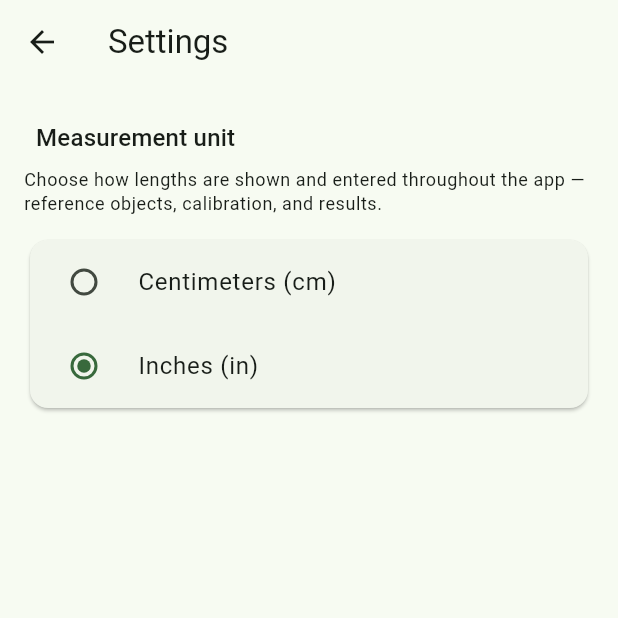
After one commit to windcloak/plant-pot-measurer, a Flutter app: the SettingsScreen screen opened directly, on a phone screen of 412 x 824 dp, the top half of it. The commit adds this screen. Run offline on Flutter 3.47's test engine with Material 3 defaults, Android fonts, the phone set to English and light mode, and no system bars; our stand-ins replace image_picker, shared_preferences; accounts and stored records are empty.

Commit message:
Added inches as default
Added inches as default, and added setting on main page to change between cm and in

```diff
--- /dev/null
+++ b/plant_pot_measurer/lib/models/measurement_unit.dart
@@ -0,0 +1,34 @@
+/// The unit used to display and enter lengths throughout the app.
+///
+/// All lengths are still stored internally in centimeters (that's what
+/// every calculation in the app works in) — this only controls what unit
+/// the user sees and types in. Use [fromCm] to convert a stored cm value
+/// for display, and [toCm] to convert a value the user typed back to cm
+/// for storage/calculation.
+enum MeasurementUnit {
+  centimeters,
+  inches;
+
+  static const double _cmPerInch = 2.54;
+
+  String get abbreviation =>
+      this == MeasurementUnit.centimeters ? 'cm' : 'in';
+
+  String get label =>
+      this == MeasurementUnit.centimeters ? 'Centimeters (cm)' : 'Inches (in)';
+
+  /// The other unit — handy for showing a secondary conversion alongside
+  /// the primary one.
+  MeasurementUnit get other =>
+      this == MeasurementUnit.centimeters
+          ? MeasurementUnit.inches
+          : MeasurementUnit.centimeters;
+
+  /// Converts a value stored in centimeters into this unit.
+  double fromCm(double cm) =>
+      this == MeasurementUnit.centimeters ? cm : cm / _cmPerInch;
+
+  /// Converts a value the user entered in this unit into centimeters.
+  double toCm(double value) =>
+      this == MeasurementUnit.centimeters ? value : value * _cmPerInch;
+}
--- a/plant_pot_measurer/lib/screens/calibration_screen.dart
+++ b/plant_pot_measurer/lib/screens/calibration_screen.dart
@@ -1,16 +1,19 @@
 import 'package:flutter/material.dart';
 
-/// What the user entered on the calibration screen.
+import '../models/measurement_unit.dart';
+
+/// What the user entered on the calibration screen, always converted to
+/// centimeters regardless of which unit they typed in.
 class CalibrationInput {
-  final double realTop;
-  final double realBottom;
-  final double realHeight;
+  final double realTopCm;
+  final double realBottomCm;
+  final double realHeightCm;
   final bool remember;
 
   const CalibrationInput({
-    required this.realTop,
-    required this.realBottom,
-    required this.realHeight,
+    required this.realTopCm,
+    required this.realBottomCm,
+    required this.realHeightCm,
     required this.remember,
   });
 }
@@ -31,6 +34,7 @@ class CalibrationScreen extends StatefulWidget {
   final double appBottomDiameterCm;
   final double appHeightCm;
   final bool showResetOption;
+  final MeasurementUnit unit;
 
   const CalibrationScreen({
     super.key,
@@ -38,6 +42,7 @@ class CalibrationScreen extends StatefulWidget {
     required this.appBottomDiameterCm,
     required this.appHeightCm,
     required this.showResetOption,
+    required this.unit,
   });
 
   @override
@@ -59,15 +64,16 @@ class _CalibrationScreenState extends State<CalibrationScreen> {
   }
 
   void _submit() {
-    final realTop = double.tryParse(_topController.text);
-    final realBottom = double.tryParse(_bottomController.text);
-    final realHeight = double.tryParse(_heightController.text);
-    if (realTop == null ||
-        realTop <= 0 ||
-        realBottom == null ||
-        realBottom <= 0 ||
-        realHeight == null ||
-        realHeight <= 0) {
+    final unit = widget.unit;
+    final enteredTop = double.tryParse(_topController.text);
+    final enteredBottom = double.tryParse(_bottomController.text);
+    final enteredHeight = double.tryParse(_heightController.text);
+    if (enteredTop == null ||
+        enteredTop <= 0 ||
+        enteredBottom == null ||
+        enteredBottom <= 0 ||
+        enteredHeight == null ||
+        enteredHeight <= 0) {
       ScaffoldMessenger.of(context).showSnackBar(
         const SnackBar(
           content: Text('Enter all three measurements as positive numbers.'),
@@ -78,9 +84,9 @@ class _CalibrationScreenState extends State<CalibrationScreen> {
     FocusScope.of(context).unfocus();
     Navigator.of(context).pop(
       CalibrationInput(
-        realTop: realTop,
-        realBottom: realBottom,
-        realHeight: realHeight,
+        realTopCm: unit.toCm(enteredTop),
+        realBottomCm: unit.toCm(enteredBottom),
+        realHeightCm: unit.toCm(enteredHeight),
         remember: _remember,
       ),
     );
@@ -93,6 +99,8 @@ class _CalibrationScreenState extends State<CalibrationScreen> {
 
   @override
   Widget build(BuildContext context) {
+    final unit = widget.unit;
+    final unitLabel = unit.abbreviation;
     return Scaffold(
       appBar: AppBar(title: const Text('Calibrate accuracy')),
       body: SafeArea(
@@ -112,9 +120,10 @@ class _CalibrationScreenState extends State<CalibrationScreen> {
                 decimal: true,
               ),
               decoration: InputDecoration(
-                labelText: 'Actual top diameter (cm)',
+                labelText: 'Actual top diameter ($unitLabel)',
                 hintText:
-                    'App measured ${widget.appTopDiameterCm.toStringAsFixed(1)}',
+                    'App measured '
+                    '${unit.fromCm(widget.appTopDiameterCm).toStringAsFixed(1)}',
                 border: const OutlineInputBorder(),
               ),
             ),
@@ -125,9 +134,10 @@ class _CalibrationScreenState extends State<CalibrationScreen> {
                 decimal: true,
               ),
               decoration: InputDecoration(
-                labelText: 'Actual bottom diameter (cm)',
+                labelText: 'Actual bottom diameter ($unitLabel)',
                 hintText:
-                    'App measured ${widget.appBottomDiameterCm.toStringAsFixed(1)}',
+                    'App measured '
+                    '${unit.fromCm(widget.appBottomDiameterCm).toStringAsFixed(1)}',
                 border: const OutlineInputBorder(),
               ),
             ),
@@ -138,9 +148,10 @@ class _CalibrationScreenState extends State<CalibrationScreen> {
                 decimal: true,
               ),
               decoration: InputDecoration(
-                labelText: 'Actual height (cm)',
+                labelText: 'Actual height ($unitLabel)',
                 hintText:
-                    'App measured ${widget.appHeightCm.toStringAsFixed(1)}',
+                    'App measured '
+                    '${unit.fromCm(widget.appHeightCm).toStringAsFixed(1)}',
                 border: const OutlineInputBorder(),
               ),
               textInputAction: TextInputAction.done,
--- a/plant_pot_measurer/lib/screens/capture_screen.dart
+++ b/plant_pot_measurer/lib/screens/capture_screen.dart
@@ -4,10 +4,12 @@ import 'package:flutter/material.dart';
 import 'package:image_picker/image_picker.dart';
 
 import '../models/measurement_session.dart';
+import '../models/measurement_unit.dart';
 import '../models/reference_object.dart';
 import '../services/calibration_store.dart';
 import '../services/custom_reference_store.dart';
 import '../services/last_reference_store.dart';
+import '../services/unit_preference_store.dart';
 import 'annotate_flow_screen.dart';
 
 /// Lets the user pick which reference object they'll place next to the pot,
@@ -33,12 +35,20 @@ class _CaptureScreenState extends State<CaptureScreen> {
   List<ReferenceObject> _savedReferences = [];
   bool _saveCustomForLater = true;
   bool _isPicking = false;
+  MeasurementUnit _unit = UnitPreferenceStore.defaultUnit;
 
   @override
   void initState() {
     super.initState();
     _loadSavedReferences();
     _loadCorrectionFactor();
+    _loadUnit();
+  }
+
+  Future<void> _loadUnit() async {
+    final unit = await UnitPreferenceStore.load();
+    if (!mounted) return;
+    setState(() => _unit = unit);
   }
 
   Future<void> _loadSavedReferences() async {
@@ -63,13 +73,21 @@ class _CaptureScreenState extends State<CaptureScreen> {
     super.dispose();
   }
 
-  double? get _customLength => double.tryParse(_customLengthController.text);
+  /// Raw value the user typed, in the current display unit (not cm).
+  double? get _enteredCustomLength =>
+      double.tryParse(_customLengthController.text);
+
+  /// The entered custom length converted to centimeters, ready to store.
+  double? get _customLengthCm {
+    final entered = _enteredCustomLength;
+    return entered == null ? null : _unit.toCm(entered);
+  }
 
   bool get _canProceed {
     final selected = _selectedReference;
     if (selected == null) return false;
     if (!selected.isCustom) return true;
-    if ((_customLength ?? 0) <= 0) return false;
+    if ((_customLengthCm ?? 0) <= 0) return false;
     if (_saveCustomForLater) {
       return _customNameController.text.trim().isNotEmpty;
     }
@@ -110,7 +128,8 @@ class _CaptureScreenState extends State<CaptureScreen> {
                                     leading: const Icon(Icons.bookmark_outline),
                                     title: Text(ref.name),
                                     subtitle: Text(
-                                      '${ref.lengthCm.toStringAsFixed(2)} cm',
+                                      '${_unit.fromCm(ref.lengthCm).toStringAsFixed(2)} '
+                                      '${_unit.abbreviation}',
                                     ),
                                     trailing: IconButton(
                                       icon: const Icon(Icons.delete_outline),
@@ -153,7 +172,7 @@ class _CaptureScreenState extends State<CaptureScreen> {
 
     var referenceToUse = selected;
     if (selected.isCustom) {
-      final length = _customLength;
+      final length = _customLengthCm;
       if (length == null || length <= 0) return;
       final name = _customNameController.text.trim().isEmpty
           ? 'Custom reference'
@@ -239,7 +258,11 @@ class _CaptureScreenState extends State<CaptureScreen> {
                     .map(
                       (ref) => DropdownMenuItem(
                         value: ref,
-                        child: Text('${ref.name} — ${ref.lengthCm} cm'),
+                        child: Text(
+                          '${ref.name} — '
+                          '${_unit.fromCm(ref.lengthCm).toStringAsFixed(2)} '
+                          '${_unit.abbreviation}',
+                        ),
                       ),
                     ),
                 ..._savedReferences.map(
@@ -251,7 +274,9 @@ class _CaptureScreenState extends State<CaptureScreen> {
                         const SizedBox(width: 6),
                         Expanded(
                           child: Text(
-                            '${ref.name} — ${ref.lengthCm.toStringAsFixed(2)} cm',
+                            '${ref.name} — '
+                            '${_unit.fromCm(ref.lengthCm).toStringAsFixed(2)} '
+                            '${_unit.abbreviation}',
                             overflow: TextOverflow.ellipsis,
                           ),
                         ),
@@ -285,9 +310,9 @@ class _CaptureScreenState extends State<CaptureScreen> {
                 keyboardType: const TextInputType.numberWithOptions(
                   decimal: true,
                 ),
-                decoration: const InputDecoration(
-                  labelText: 'Known length (cm)',
-                  border: OutlineInputBorder(),
+                decoration: InputDecoration(
+                  labelText: 'Known length (${_unit.abbreviation})',
+                  border: const OutlineInputBorder(),
                 ),
                 onChanged: (_) => setState(() {}),
               ),
--- a/plant_pot_measurer/lib/screens/history_detail_screen.dart
+++ b/plant_pot_measurer/lib/screens/history_detail_screen.dart
@@ -2,6 +2,7 @@ import 'dart:io';
 
 import 'package:flutter/material.dart';
 
+import '../models/measurement_unit.dart';
 import '../models/pot_shape.dart';
 import '../models/saved_measurement.dart';
 import '../widgets/volume_display_widgets.dart';
@@ -10,8 +11,13 @@ import '../widgets/volume_display_widgets.dart';
 /// cards shown right after measuring a pot.
 class HistoryDetailScreen extends StatelessWidget {
   final SavedMeasurement measurement;
+  final MeasurementUnit unit;
 
-  const HistoryDetailScreen({super.key, required this.measurement});
+  const HistoryDetailScreen({
+    super.key,
+    required this.measurement,
+    this.unit = MeasurementUnit.centimeters,
+  });
 
   @override
   Widget build(BuildContext context) {
@@ -44,12 +50,18 @@ class HistoryDetailScreen extends StatelessWidget {
             DimensionRow(
               label: 'Top diameter',
               valueCm: measurement.topDiameterCm,
+              unit: unit,
             ),
             DimensionRow(
               label: 'Bottom diameter',
               valueCm: measurement.bottomDiameterCm,
+              unit: unit,
             ),
-            DimensionRow(label: 'Height', valueCm: measurement.heightCm),
+            DimensionRow(
+              label: 'Height',
+              valueCm: measurement.heightCm,
+              unit: unit,
+            ),
             const SizedBox(height: 8),
             Text(
               'Shape: ${measurement.shape.label}',
--- a/plant_pot_measurer/lib/screens/history_screen.dart
+++ b/plant_pot_measurer/lib/screens/history_screen.dart
@@ -2,8 +2,10 @@ import 'dart:io';
 
 import 'package:flutter/material.dart';
 
+import '../models/measurement_unit.dart';
 import '../models/saved_measurement.dart';
 import '../services/measurement_history_store.dart';
+import '../services/unit_preference_store.dart';
 import '../utils/volume_calculator.dart';
 import 'history_detail_screen.dart';
 
@@ -31,16 +33,23 @@ class HistoryScreen extends StatefulWidget {
 
 class _HistoryScreenState extends State<HistoryScreen> {
   List<SavedMeasurement>? _items;
+  MeasurementUnit _unit = UnitPreferenceStore.defaultUnit;
 
   @override
   void initState() {
     super.initState();
     _load();
+    _loadUnit();
   }
 
   Future<void> _load() async {
     final items = await MeasurementHistoryStore.load();
     if (mounted) setState(() => _items = items);
+  }
+
+  Future<void> _loadUnit() async {
+    final unit = await UnitPreferenceStore.load();
+    if (mounted) setState(() => _unit = unit);
   }
 
   Future<void> _delete(SavedMeasurement item) async {
@@ -112,9 +121,10 @@ class _HistoryScreenState extends State<HistoryScreen> {
                             )
                           : const Icon(Icons.local_florist, size: 40),
                       title: Text(
-                        '${item.topDiameterCm.toStringAsFixed(1)} × '
-                        '${item.bottomDiameterCm.toStringAsFixed(1)} × '
-                        '${item.heightCm.toStringAsFixed(1)} cm',
+                        '${_unit.fromCm(item.topDiameterCm).toStringAsFixed(1)} × '
+                        '${_unit.fromCm(item.bottomDiameterCm).toStringAsFixed(1)} × '
+                        '${_unit.fromCm(item.heightCm).toStringAsFixed(1)} '
+                        '${_unit.abbreviation}',
                       ),
                       subtitle: Text(_formatTimestamp(item.timestamp)),
                       trailing: Text(
@@ -125,8 +135,10 @@ class _HistoryScreenState extends State<HistoryScreen> {
                       onTap: () {
                         Navigator.of(context).push(
                           MaterialPageRoute(
-                            builder: (_) =>
-                                HistoryDetailScreen(measurement: item),
+                            builder: (_) => HistoryDetailScreen(
+                              measurement: item,
+                              unit: _unit,
+                            ),
                           ),
                         );
                       },
--- a/plant_pot_measurer/lib/screens/home_screen.dart
+++ b/plant_pot_measurer/lib/screens/home_screen.dart
@@ -3,6 +3,7 @@ import 'package:flutter/material.dart';
 import '../models/measurement_session.dart';
 import 'capture_screen.dart';
 import 'history_screen.dart';
+import 'settings_screen.dart';
 
 class HomeScreen extends StatelessWidget {
   const HomeScreen({super.key});
@@ -19,6 +20,15 @@ class HomeScreen extends StatelessWidget {
             onPressed: () {
               Navigator.of(context).push(
                 MaterialPageRoute(builder: (_) => const HistoryScreen()),
+              );
+            },
+          ),
+          IconButton(
+            tooltip: 'Settings',
+            icon: const Icon(Icons.settings_outlined),
+            onPressed: () {
+              Navigator.of(context).push(
+                MaterialPageRoute(builder: (_) => const SettingsScreen()),
               );
             },
           ),
--- a/plant_pot_measurer/lib/screens/results_screen.dart
+++ b/plant_pot_measurer/lib/screens/results_screen.dart
@@ -1,9 +1,11 @@
 import 'package:flutter/material.dart';
 
 import '../models/measurement_session.dart';
+import '../models/measurement_unit.dart';
 import '../models/pot_shape.dart';
 import '../services/calibration_store.dart';
 import '../services/measurement_history_store.dart';
+import '../services/unit_preference_store.dart';
 import '../utils/volume_calculator.dart';
 import '../widgets/volume_display_widgets.dart';
 import 'calibration_screen.dart';
@@ -20,11 +22,19 @@ class ResultsScreen extends StatefulWidget {
 
 class _ResultsScreenState extends State<ResultsScreen> {
   String? _historyEntryId;
+  MeasurementUnit _unit = UnitPreferenceStore.defaultUnit;
 
   @override
   void initState() {
     super.initState();
     _saveToHistory();
+    _loadUnit();
+  }
+
+  Future<void> _loadUnit() async {
+    final unit = await UnitPreferenceStore.load();
+    if (!mounted) return;
+    setState(() => _unit = unit);
   }
 
   Future<void> _saveToHistory() async {
@@ -59,6 +69,7 @@ class _ResultsScreenState extends State<ResultsScreen> {
           appBottomDiameterCm: appBottomD,
           appHeightCm: appHeight,
           showResetOption: showResetOption,
+          unit: _unit,
         ),
       ),
     );
@@ -77,9 +88,9 @@ class _ResultsScreenState extends State<ResultsScreen> {
 
     if (result is CalibrationInput) {
       final ratios = [
-        result.realTop / appTopD,
-        result.realBottom / appBottomD,
-        result.realHeight / appHeight,
+        result.realTopCm / appTopD,
+        result.realBottomCm / appBottomD,
+        result.realHeightCm / appHeight,
       ];
       final avgRatio = ratios.reduce((a, b) => a + b) / ratios.length;
       final newFactor = session.correctionFactor * avgRatio;
@@ -160,9 +171,13 @@ class _ResultsScreenState extends State<ResultsScreen> {
                 ),
               ),
             const SizedBox(height: 20),
-            DimensionRow(label: 'Top diameter', valueCm: topD),
-            DimensionRow(label: 'Bottom diameter', valueCm: bottomD),
-            DimensionRow(label: 'Height', valueCm: h),
+            DimensionRow(label: 'Top diameter', valueCm: topD, unit: _unit),
+            DimensionRow(
+              label: 'Bottom diameter',
+              valueCm: bottomD,
+              unit: _unit,
+            ),
+            DimensionRow(label: 'Height', valueCm: h, unit: _unit),
             const SizedBox(height: 8),
             Text(
               'Shape: ${session.shape.label}',
--- /dev/null
+++ b/plant_pot_measurer/lib/screens/settings_screen.dart
@@ -0,0 +1,82 @@
+import 'package:flutter/material.dart';
+
+import '../models/measurement_unit.dart';
+import '../services/unit_preference_store.dart';
+
+/// Lets the user choose whether lengths are shown and entered in
+/// centimeters or inches by default, throughout the whole app.
+class SettingsScreen extends StatefulWidget {
+  const SettingsScreen({super.key});
+
+  @override
+  State<SettingsScreen> createState() => _SettingsScreenState();
+}
+
+class _SettingsScreenState extends State<SettingsScreen> {
+  MeasurementUnit? _unit;
+
+  @override
+  void initState() {
+    super.initState();
+    _load();
+  }
+
+  Future<void> _load() async {
+    final unit = await UnitPreferenceStore.load();
+    if (!mounted) return;
+    setState(() => _unit = unit);
+  }
+
+  Future<void> _select(MeasurementUnit unit) async {
+    setState(() => _unit = unit);
+    await UnitPreferenceStore.save(unit);
+  }
+
+  @override
+  Widget build(BuildContext context) {
+    final unit = _unit;
+    return Scaffold(
+      appBar: AppBar(title: const Text('Settings')),
+      body: unit == null
+          ? const Center(child: CircularProgressIndicator())
+          : SafeArea(
+              child: ListView(
+                padding: const EdgeInsets.all(16),
+                children: [
+                  Padding(
+                    padding: const EdgeInsets.symmetric(
+                      horizontal: 8,
+                      vertical: 8,
+                    ),
+                    child: Text(
+                      'Measurement unit',
+                      style: Theme.of(context).textTheme.titleMedium,
+                    ),
+                  ),
+                  Text(
+                    'Choose how lengths are shown and entered throughout '
+                    'the app — reference objects, calibration, and results.',
+                    style: Theme.of(context).textTheme.bodySmall,
+                  ),
+                  const SizedBox(height: 12),
+                  Card(
+                    child: Column(
+                      children: [
+                        for (final option in MeasurementUnit.values)
+                          RadioListTile<MeasurementUnit>(
+                            value: option,
+                            groupValue: unit,
+                            title: Text(option.label),
+                            onChanged: (value) {
+                              if (value != null) _select(value);
+                            },
+                          ),
+                      ],
+                    ),
+                  ),
+                ],
+              ),
+            ),
+    );
+  }
+}
--- /dev/null
+++ b/plant_pot_measurer/lib/services/unit_preference_store.dart
@@ -0,0 +1,26 @@
+import 'package:shared_preferences/shared_preferences.dart';
+
+import '../models/measurement_unit.dart';
+
+/// Persists the user's preferred display/input unit (cm or inches).
+class UnitPreferenceStore {
+  const UnitPreferenceStore._();
+
+  static const _prefsKey = 'measurement_unit_v1';
+  static const defaultUnit = MeasurementUnit.inches;
+
+  static Future<MeasurementUnit> load() async {
+    final prefs = await SharedPreferences.getInstance();
+    final raw = prefs.getString(_prefsKey);
+    if (raw == null) return defaultUnit;
+    return MeasurementUnit.values.firstWhere(
+      (unit) => unit.name == raw,
+      orElse: () => defaultUnit,
+    );
+  }
+
+  static Future<void> save(MeasurementUnit unit) async {
+    final prefs = await SharedPreferences.getInstance();
+    await prefs.setString(_prefsKey, unit.name);
+  }
+}
--- a/plant_pot_measurer/lib/widgets/volume_display_widgets.dart
+++ b/plant_pot_measurer/lib/widgets/volume_display_widgets.dart
@@ -1,22 +1,29 @@
 import 'package:flutter/material.dart';
 
+import '../models/measurement_unit.dart';
 import '../utils/nursery_gallon_converter.dart';
 import '../utils/volume_calculator.dart';
 
-const _cmToInch = 1 / 2.54;
-
-/// A single "label: value in cm (value in in)" row, used for top/bottom
-/// diameter and height. Shared by the results screen and the history
-/// detail screen.
+/// A single "label: value in preferred unit (value in the other unit)"
+/// row, used for top/bottom diameter and height. Shared by the results
+/// screen and the history detail screen.
 class DimensionRow extends StatelessWidget {
   final String label;
   final double valueCm;
+  final MeasurementUnit unit;
 
-  const DimensionRow({super.key, required this.label, required this.valueCm});
+  const DimensionRow({
+    super.key,
+    required this.label,
+    required this.valueCm,
+    this.unit = MeasurementUnit.centimeters,
+  });
 
   @override
   Widget build(BuildContext context) {
-    final inches = valueCm * _cmToInch;
+    final primary = unit.fromCm(valueCm);
+    final secondaryUnit = unit.other;
+    final secondary = secondaryUnit.fromCm(valueCm);
     return Padding(
       padding: const EdgeInsets.symmetric(vertical: 4),
       child: Row(
@@ -24,7 +31,8 @@ class DimensionRow extends StatelessWidget {
         children: [
           Text(label, style: Theme.of(context).textTheme.bodyLarge),
           Text(
-            '${valueCm.toStringAsFixed(1)} cm  (${inches.toStringAsFixed(1)} in)',
+            '${primary.toStringAsFixed(1)} ${unit.abbreviation}  '
+            '(${secondary.toStringAsFixed(1)} ${secondaryUnit.abbreviation})',
             style: Theme.of(
               context,
             ).textTheme.bodyLarge?.copyWith(fontWeight: FontWeight.w600),
```
